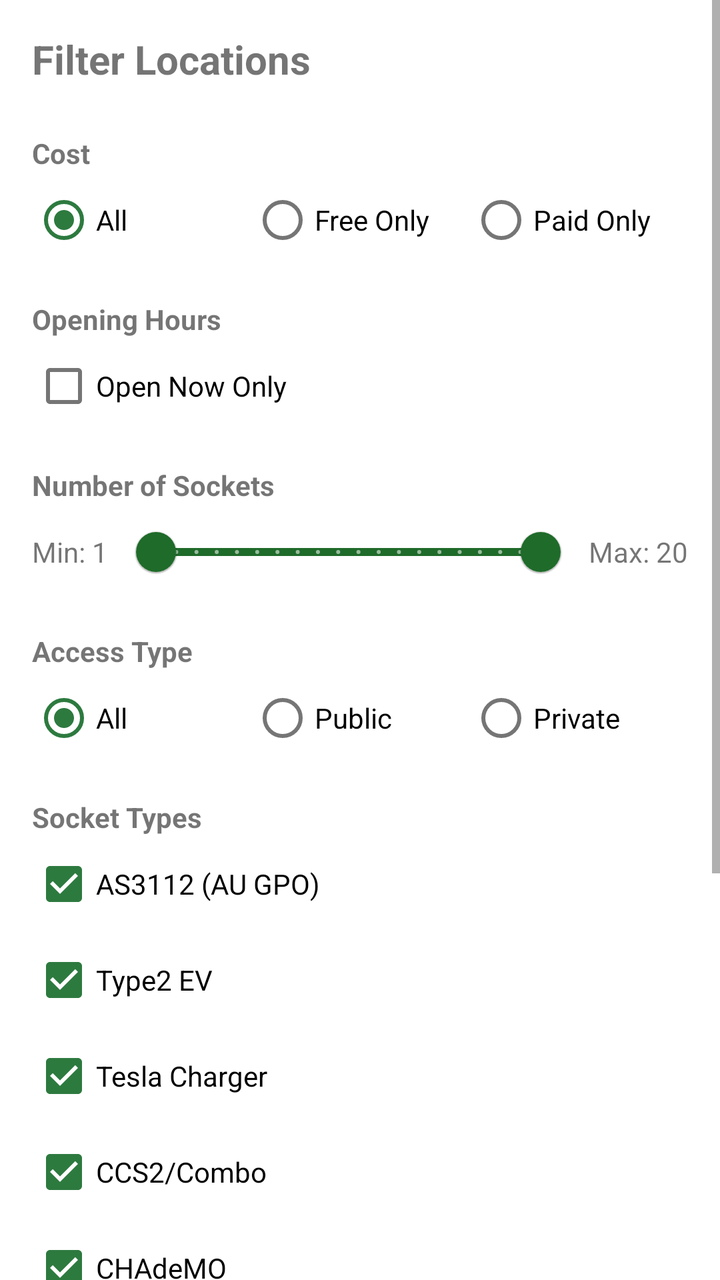
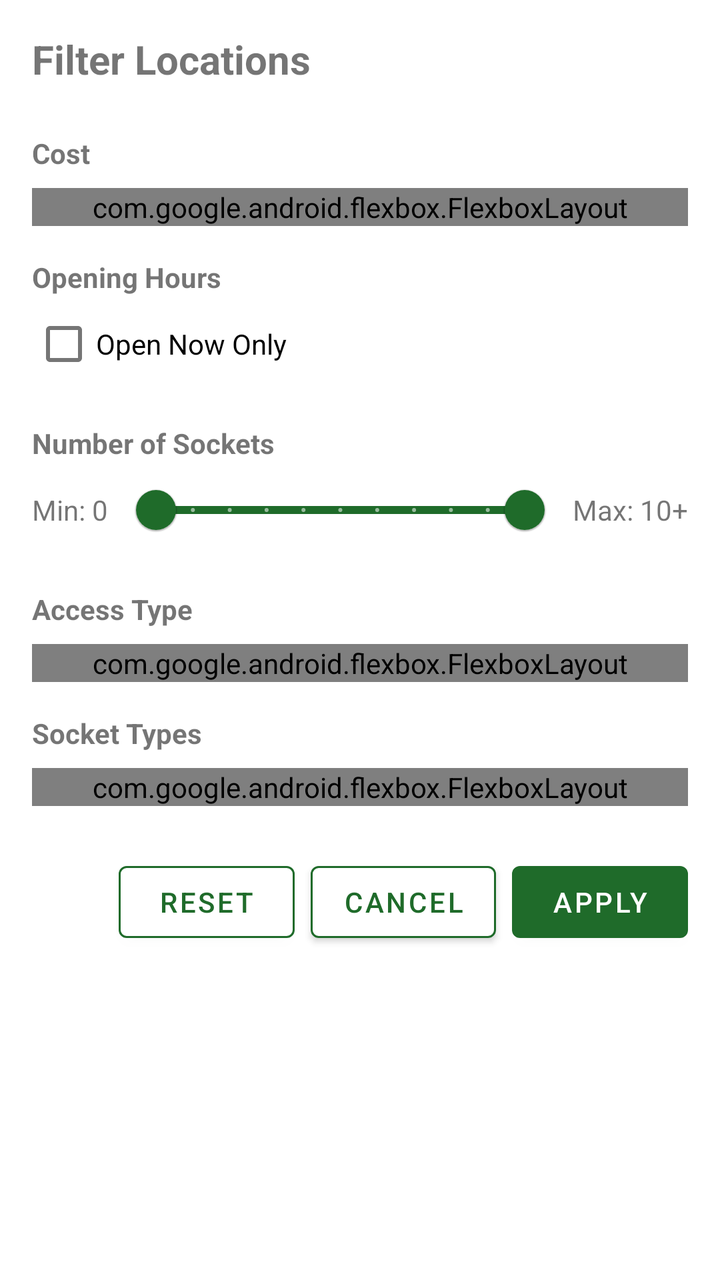

The first picture is an Android layout as it rendered before a commit; the second is the same layout after the commit. The layout source and the unified diff follow.
<!-- AndroidManifest.xml: application theme Theme.PEVPlugShare -->
<!-- res/layout/dialog_filter.xml -->
<?xml version="1.0" encoding="utf-8"?>
<ScrollView xmlns:android="http://schemas.android.com/apk/res/android"
    xmlns:app="http://schemas.android.com/apk/res-auto"
    android:layout_width="match_parent"
    android:layout_height="wrap_content"
    android:fillViewport="true">

    <LinearLayout
        android:layout_width="match_parent"
        android:layout_height="wrap_content"
        android:orientation="vertical"
        android:padding="16dp">

        <TextView
            android:layout_width="match_parent"
            android:layout_height="wrap_content"
            android:text="Filter Locations"
            android:textSize="20sp"
            android:textStyle="bold"
            android:layout_marginBottom="16dp" />

    
    <TextView
        android:layout_width="match_parent"
        android:layout_height="wrap_content"
        android:text="Cost"
        android:textSize="14sp"
        android:textStyle="bold"
        android:layout_marginTop="8dp" />

    <RadioGroup
        android:id="@+id/costFilterGroup"
        android:layout_width="match_parent"
        android:layout_height="wrap_content"
        android:orientation="horizontal">

        <RadioButton
            android:id="@+id/costAll"
            android:layout_width="0dp"
            android:layout_height="wrap_content"
            android:layout_weight="1"
            android:text="All"
            android:checked="true" />

        <RadioButton
            android:id="@+id/costFree"
            android:layout_width="0dp"
            android:layout_height="wrap_content"
            android:layout_weight="1"
            android:text="Free Only" />

        <RadioButton
            android:id="@+id/costPaid"
            android:layout_width="0dp"
            android:layout_height="wrap_content"
            android:layout_weight="1"
            android:text="Paid Only" />
    </RadioGroup>

    
    <TextView
        android:layout_width="match_parent"
        android:layout_height="wrap_content"
        android:text="Opening Hours"
        android:textSize="14sp"
        android:textStyle="bold"
        android:layout_marginTop="16dp" />

    <CheckBox
        android:id="@+id/openNowCheckbox"
        android:layout_width="match_parent"
        android:layout_height="wrap_content"
        android:text="Open Now Only" />

    
    <TextView
        android:layout_width="match_parent"
        android:layout_height="wrap_content"
        android:text="Number of Sockets"
        android:textSize="14sp"
        android:textStyle="bold"
        android:layout_marginTop="16dp" />

    <LinearLayout
        android:layout_width="match_parent"
        android:layout_height="wrap_content"
        android:orientation="horizontal"
        android:gravity="center_vertical">

        <TextView
            android:id="@+id/minSocketsLabel"
            android:layout_width="wrap_content"
            android:layout_height="wrap_content"
            android:text="Min: 1"
            android:layout_marginEnd="8dp" />

        <com.google.android.material.slider.RangeSlider
            android:id="@+id/socketsRangeSlider"
            android:layout_width="0dp"
            android:layout_height="wrap_content"
            android:layout_weight="1"
            android:valueFrom="1"
            android:valueTo="20"
            android:stepSize="1"
            app:values="@array/default_socket_range" />

        <TextView
            android:id="@+id/maxSocketsLabel"
            android:layout_width="wrap_content"
            android:layout_height="wrap_content"
            android:text="Max: 20"
            android:layout_marginStart="8dp" />
    </LinearLayout>

    
    <TextView
        android:layout_width="match_parent"
        android:layout_height="wrap_content"
        android:text="Access Type"
        android:textSize="14sp"
        android:textStyle="bold"
        android:layout_marginTop="16dp" />

    <RadioGroup
        android:id="@+id/accessFilterGroup"
        android:layout_width="match_parent"
        android:layout_height="wrap_content"
        android:orientation="horizontal">

        <RadioButton
            android:id="@+id/accessAll"
            android:layout_width="0dp"
            android:layout_height="wrap_content"
            android:layout_weight="1"
            android:text="All"
            android:checked="true" />

        <RadioButton
            android:id="@+id/accessPublic"
            android:layout_width="0dp"
            android:layout_height="wrap_content"
            android:layout_weight="1"
            android:text="Public" />

        <RadioButton
            android:id="@+id/accessPrivate"
            android:layout_width="0dp"
            android:layout_height="wrap_content"
            android:layout_weight="1"
            android:text="Private" />
    </RadioGroup>

    
    <TextView
        android:layout_width="match_parent"
        android:layout_height="wrap_content"
        android:text="Socket Types"
        android:textSize="14sp"
        android:textStyle="bold"
        android:layout_marginTop="16dp" />

    <CheckBox
        android:id="@+id/socketAS3112"
        android:layout_width="match_parent"
        android:layout_height="wrap_content"
        android:text="AS3112 (AU GPO)"
        android:checked="true" />

    <CheckBox
        android:id="@+id/socketType2"
        android:layout_width="match_parent"
        android:layout_height="wrap_content"
        android:text="Type2 EV"
        android:checked="true" />

    <CheckBox
        android:id="@+id/socketTesla"
        android:layout_width="match_parent"
        android:layout_height="wrap_content"
        android:text="Tesla Charger"
        android:checked="true" />

    <CheckBox
        android:id="@+id/socketCCS2"
        android:layout_width="match_parent"
        android:layout_height="wrap_content"
        android:text="CCS2/Combo"
        android:checked="true" />

    <CheckBox
        android:id="@+id/socketCHAdeMO"
        android:layout_width="match_parent"
        android:layout_height="wrap_content"
        android:text="CHAdeMO"
        android:checked="true" />

    <CheckBox
        android:id="@+id/socketType1"
        android:layout_width="match_parent"
        android:layout_height="wrap_content"
        android:text="Type 1 (J1772)"
        android:checked="true" />

    <CheckBox
        android:id="@+id/socketWallSocket"
        android:layout_width="match_parent"
        android:layout_height="wrap_content"
        android:text="Wall Socket (15A)"
        android:checked="true" />

    <CheckBox
        android:id="@+id/socketCaravan"
        android:layout_width="match_parent"
        android:layout_height="wrap_content"
        android:text="Caravan Plug"
        android:checked="true" />

    <CheckBox
        android:id="@+id/socketOther"
        android:layout_width="match_parent"
        android:layout_height="wrap_content"
        android:text="Other EV Charger"
        android:checked="true" />

    
    <LinearLayout
        android:layout_width="match_parent"
        android:layout_height="wrap_content"
        android:orientation="horizontal"
        android:layout_marginTop="24dp"
        android:gravity="end">

        <Button
            android:id="@+id/resetButton"
            style="@style/Widget.Material3.Button.TextButton"
            android:layout_width="wrap_content"
            android:layout_height="wrap_content"
            android:text="Reset" />

        <Button
            android:id="@+id/cancelButton"
            style="@style/Widget.Material3.Button.TextButton"
            android:layout_width="wrap_content"
            android:layout_height="wrap_content"
            android:text="Cancel"
            android:layout_marginStart="8dp" />

        <Button
            android:id="@+id/applyButton"
            android:layout_width="wrap_content"
            android:layout_height="wrap_content"
            android:text="Apply"
            android:layout_marginStart="8dp" />
    </LinearLayout>

    </LinearLayout>

</ScrollView>
<!-- resources referenced by this layout -->
<resources>
  <array name="default_socket_range">
          <item>1.0</item>
          <item>20.0</item>
      </array>
  <style name="Theme.PEVPlugShare" parent="Theme.MaterialComponents.Light.NoActionBar">
          <item name="colorPrimary">@color/md_theme_primary</item>
          <item name="colorSecondary">@color/md_theme_secondary</item>
          <item name="colorError">@color/md_theme_error</item>
      </style>
  <color name="md_theme_primary">#1f6b2a</color>
  <color name="md_theme_secondary">#2d7a3f</color>
  <color name="md_theme_error">#c00000</color>
</resources>

<!-- the commit's change to res/layout/dialog_filter.xml (unified diff, before → after) -->
@@ -28,34 +28,39 @@
         android:textStyle="bold"
         android:layout_marginTop="8dp" />
 
-    <RadioGroup
-        android:id="@+id/costFilterGroup"
-        android:layout_width="match_parent"
-        android:layout_height="wrap_content"
-        android:orientation="horizontal">
-
-        <RadioButton
-            android:id="@+id/costAll"
-            android:layout_width="0dp"
-            android:layout_height="wrap_content"
-            android:layout_weight="1"
-            android:text="All"
-            android:checked="true" />
-
-        <RadioButton
+    <com.google.android.flexbox.FlexboxLayout
+        android:layout_width="match_parent"
+        android:layout_height="wrap_content"
+        android:layout_marginTop="8dp"
+        app:flexWrap="wrap"
+        app:justifyContent="flex_start">
+
+        <TextView
             android:id="@+id/costFree"
-            android:layout_width="0dp"
-            android:layout_height="wrap_content"
-            android:layout_weight="1"
-            android:text="Free Only" />
-
-        <RadioButton
+            android:layout_width="wrap_content"
+            android:layout_height="wrap_content"
+            android:layout_margin="4dp"
+            android:background="@drawable/socket_badge_background"
+            android:clickable="true"
+            android:focusable="true"
+            android:padding="12dp"
+            android:text="Free"
+            android:textColor="@color/socket_badge_text_color"
+            android:textSize="14sp" />
+
+        <TextView
             android:id="@+id/costPaid"
-            android:layout_width="0dp"
-            android:layout_height="wrap_content"
-            android:layout_weight="1"
-            android:text="Paid Only" />
-    </RadioGroup>
+            android:layout_width="wrap_content"
+            android:layout_height="wrap_content"
+            android:layout_margin="4dp"
+            android:background="@drawable/socket_badge_background"
+            android:clickable="true"
+            android:focusable="true"
+            android:padding="12dp"
+            android:text="Paid"
+            android:textColor="@color/socket_badge_text_color"
+            android:textSize="14sp" />
+    </com.google.android.flexbox.FlexboxLayout>
 
     
     <TextView
@@ -91,7 +96,7 @@
             android:id="@+id/minSocketsLabel"
             android:layout_width="wrap_content"
             android:layout_height="wrap_content"
-            android:text="Min: 1"
+            android:text="Min: 0"
             android:layout_marginEnd="8dp" />
 
         <com.google.android.material.slider.RangeSlider
@@ -99,8 +104,8 @@
             android:layout_width="0dp"
             android:layout_height="wrap_content"
             android:layout_weight="1"
-            android:valueFrom="1"
-            android:valueTo="20"
+            android:valueFrom="0"
+            android:valueTo="10"
             android:stepSize="1"
             app:values="@array/default_socket_range" />
 
@@ -108,7 +113,7 @@
             android:id="@+id/maxSocketsLabel"
             android:layout_width="wrap_content"
             android:layout_height="wrap_content"
-            android:text="Max: 20"
+            android:text="Max: 10+"
             android:layout_marginStart="8dp" />
     </LinearLayout>
 
@@ -121,34 +126,39 @@
         android:textStyle="bold"
         android:layout_marginTop="16dp" />
 
-    <RadioGroup
-        android:id="@+id/accessFilterGroup"
-        android:layout_width="match_parent"
-        android:layout_height="wrap_content"
-        android:orientation="horizontal">
-
-        <RadioButton
-            android:id="@+id/accessAll"
-            android:layout_width="0dp"
-            android:layout_height="wrap_content"
-            android:layout_weight="1"
-            android:text="All"
-            android:checked="true" />
-
-        <RadioButton
+    <com.google.android.flexbox.FlexboxLayout
+        android:layout_width="match_parent"
+        android:layout_height="wrap_content"
+        android:layout_marginTop="8dp"
+        app:flexWrap="wrap"
+        app:justifyContent="flex_start">
+
+        <TextView
             android:id="@+id/accessPublic"
-            android:layout_width="0dp"
-            android:layout_height="wrap_content"
-            android:layout_weight="1"
-            android:text="Public" />
-
-        <RadioButton
+            android:layout_width="wrap_content"
+            android:layout_height="wrap_content"
+            android:layout_margin="4dp"
+            android:background="@drawable/socket_badge_background"
+            android:clickable="true"
+            android:focusable="true"
+            android:padding="12dp"
+            android:text="Public"
+            android:textColor="@color/socket_badge_text_color"
+            android:textSize="14sp" />
+
+        <TextView
             android:id="@+id/accessPrivate"
-            android:layout_width="0dp"
-            android:layout_height="wrap_content"
-            android:layout_weight="1"
-            android:text="Private" />
-    </RadioGroup>
+            android:layout_width="wrap_content"
+            android:layout_height="wrap_content"
+            android:layout_margin="4dp"
+            android:background="@drawable/socket_badge_background"
+            android:clickable="true"
+            android:focusable="true"
+            android:padding="12dp"
+            android:text="Private"
+            android:textColor="@color/socket_badge_text_color"
+            android:textSize="14sp" />
+    </com.google.android.flexbox.FlexboxLayout>
 
     
     <TextView
@@ -159,68 +169,141 @@
         android:textStyle="bold"
         android:layout_marginTop="16dp" />
 
-    <CheckBox
-        android:id="@+id/socketAS3112"
-        android:layout_width="match_parent"
-        android:layout_height="wrap_content"
-        android:text="AS3112 (AU GPO)"
-        android:checked="true" />
-
-    <CheckBox
-        android:id="@+id/socketType2"
-        android:layout_width="match_parent"
-        android:layout_height="wrap_content"
-        android:text="Type2 EV"
-        android:checked="true" />
-
-    <CheckBox
-        android:id="@+id/socketTesla"
-        android:layout_width="match_parent"
-        android:layout_height="wrap_content"
-        android:text="Tesla Charger"
-        android:checked="true" />
-
-    <CheckBox
-        android:id="@+id/socketCCS2"
-        android:layout_width="match_parent"
-        android:layout_height="wrap_content"
-        android:text="CCS2/Combo"
-        android:checked="true" />
-
-    <CheckBox
-        android:id="@+id/socketCHAdeMO"
-        android:layout_width="match_parent"
-        android:layout_height="wrap_content"
-        android:text="CHAdeMO"
-        android:checked="true" />
-
-    <CheckBox
-        android:id="@+id/socketType1"
-        android:layout_width="match_parent"
-        android:layout_height="wrap_content"
-        android:text="Type 1 (J1772)"
-        android:checked="true" />
-
-    <CheckBox
-        android:id="@+id/socketWallSocket"
-        android:layout_width="match_parent"
-        android:layout_height="wrap_content"
-        android:text="Wall Socket (15A)"
-        android:checked="true" />
-
-    <CheckBox
-        android:id="@+id/socketCaravan"
-        android:layout_width="match_parent"
-        android:layout_height="wrap_content"
-        android:text="Caravan Plug"
-        android:checked="true" />
-
-    <CheckBox
-        android:id="@+id/socketOther"
-        android:layout_width="match_parent"
-        android:layout_height="wrap_content"
-        android:text="Other EV Charger"
-        android:checked="true" />
+    <com.google.android.flexbox.FlexboxLayout
+        android:layout_width="match_parent"
+        android:layout_height="wrap_content"
+        app:flexWrap="wrap"
+        app:alignItems="flex_start"
+        app:alignContent="flex_start"
+        android:layout_marginTop="8dp">
+
+        <TextView
+            android:id="@+id/socketAS3112"
+            android:layout_width="wrap_content"
+            android:layout_height="wrap_content"
+            android:text="AS3112 (AU GPO)"
+            android:background="@drawable/socket_badge_background"
+            android:textColor="@color/socket_badge_text_color"
+            android:paddingHorizontal="12dp"
+            android:paddingVertical="6dp"
+            android:layout_margin="4dp"
+            android:clickable="true"
+            android:focusable="true"
+            android:textSize="12sp" />
+
+        <TextView
+            android:id="@+id/socketType2"
+            android:layout_width="wrap_content"
+            android:layout_height="wrap_content"
+            android:text="Type2 EV"
+            android:background="@drawable/socket_badge_background"
+            android:textColor="@color/socket_badge_text_color"
+            android:paddingHorizontal="12dp"
+            android:paddingVertical="6dp"
+            android:layout_margin="4dp"
+            android:clickable="true"
+            android:focusable="true"
+            android:textSize="12sp" />
+
+        <TextView
+            android:id="@+id/socketTesla"
+            android:layout_width="wrap_content"
+            android:layout_height="wrap_content"
+            android:text="Tesla"
+            android:background="@drawable/socket_badge_background"
+            android:textColor="@color/socket_badge_text_color"
+            android:paddingHorizontal="12dp"
+            android:paddingVertical="6dp"
+            android:layout_margin="4dp"
+            android:clickable="true"
+            android:focusable="true"
+            android:textSize="12sp" />
+
+        <TextView
+            android:id="@+id/socketCCS2"
+            android:layout_width="wrap_content"
+            android:layout_height="wrap_content"
+            android:text="CCS2/Combo"
+            android:background="@drawable/socket_badge_background"
+            android:textColor="@color/socket_badge_text_color"
+            android:paddingHorizontal="12dp"
+            android:paddingVertical="6dp"
+            android:layout_margin="4dp"
+            android:clickable="true"
+            android:focusable="true"
+            android:textSize="12sp" />
+
+        <TextView
+            android:id="@+id/socketCHAdeMO"
+            android:layout_width="wrap_content"
+            android:layout_height="wrap_content"
+            android:text="CHAdeMO"
+            android:background="@drawable/socket_badge_background"
+            android:textColor="@color/socket_badge_text_color"
+            android:paddingHorizontal="12dp"
+            android:paddingVertical="6dp"
+            android:layout_margin="4dp"
+            android:clickable="true"
+            android:focusable="true"
+            android:textSize="12sp" />
+
+        <TextView
+            android:id="@+id/socketType1"
+            android:layout_width="wrap_content"
+            android:layout_height="wrap_content"
+            android:text="Type 1 (J1772)"
+            android:background="@drawable/socket_badge_background"
+            android:textColor="@color/socket_badge_text_color"
+            android:paddingHorizontal="12dp"
+            android:paddingVertical="6dp"
+            android:layout_margin="4dp"
+            android:clickable="true"
+            android:focusable="true"
+            android:textSize="12sp" />
+
+        <TextView
+            android:id="@+id/socketWallSocket"
+            android:layout_width="wrap_content"
+            android:layout_height="wrap_content"
+            android:text="Wall Socket (15A)"
+            android:background="@drawable/socket_badge_background"
+            android:textColor="@color/socket_badge_text_color"
+            android:paddingHorizontal="12dp"
+            android:paddingVertical="6dp"
+            android:layout_margin="4dp"
+            android:clickable="true"
+            android:focusable="true"
+            android:textSize="12sp" />
+
+        <TextView
+            android:id="@+id/socketCaravan"
+            android:layout_width="wrap_content"
+            android:layout_height="wrap_content"
+            android:text="Caravan Plug"
+            android:background="@drawable/socket_badge_background"
+            android:textColor="@color/socket_badge_text_color"
+            android:paddingHorizontal="12dp"
+            android:paddingVertical="6dp"
+            android:layout_margin="4dp"
+            android:clickable="true"
+            android:focusable="true"
+            android:textSize="12sp" />
+
+        <TextView
+            android:id="@+id/socketOther"
+            android:layout_width="wrap_content"
+            android:layout_height="wrap_content"
+            android:text="Other EV"
+            android:background="@drawable/socket_badge_background"
+            android:textColor="@color/socket_badge_text_color"
+            android:paddingHorizontal="12dp"
+            android:paddingVertical="6dp"
+            android:layout_margin="4dp"
+            android:clickable="true"
+            android:focusable="true"
+            android:textSize="12sp" />
+
+    </com.google.android.flexbox.FlexboxLayout>
 
     
     <LinearLayout
@@ -230,20 +313,26 @@
         android:layout_marginTop="24dp"
         android:gravity="end">
 
-        <Button
+        <com.google.android.material.button.MaterialButton
             android:id="@+id/resetButton"
-            style="@style/Widget.Material3.Button.TextButton"
-            android:layout_width="wrap_content"
-            android:layout_height="wrap_content"
-            android:text="Reset" />
-
-        <Button
+            android:layout_width="wrap_content"
+            android:layout_height="wrap_content"
+            android:text="Reset"
+            android:backgroundTint="@android:color/white"
+            android:textColor="@color/md_theme_primary"
+            app:strokeColor="@color/md_theme_primary"
+            app:strokeWidth="1dp" />
+
+        <com.google.android.material.button.MaterialButton
             android:id="@+id/cancelButton"
-            style="@style/Widget.Material3.Button.TextButton"
             android:layout_width="wrap_content"
             android:layout_height="wrap_content"
             android:text="Cancel"
-            android:layout_marginStart="8dp" />
+            android:layout_marginStart="8dp"
+            android:backgroundTint="@android:color/white"
+            android:textColor="@color/md_theme_primary"
+            app:strokeColor="@color/md_theme_primary"
+            app:strokeWidth="1dp" />
 
         <Button
             android:id="@+id/applyButton"
<!-- resource entries referenced after the edit -->
@@ -1,15 +1,37 @@
 <!-- resources referenced by this layout -->
 <resources>
   <array name="default_socket_range">
-          <item>1.0</item>
-          <item>20.0</item>
+          <item>0.0</item>
+          <item>10.0</item>
       </array>
   <style name="Theme.PEVPlugShare" parent="Theme.MaterialComponents.Light.NoActionBar">
           <item name="colorPrimary">@color/md_theme_primary</item>
           <item name="colorSecondary">@color/md_theme_secondary</item>
           <item name="colorError">@color/md_theme_error</item>
       </style>
+  <color name="md_theme_on_surface_variant">#726f78</color>
   <color name="md_theme_primary">#1f6b2a</color>
+  <!-- drawable socket_badge_background (drawable) -->
+  <?xml version="1.0" encoding="utf-8"?>
+  <selector xmlns:android="http://schemas.android.com/apk/res/android">
+      
+      <item android:state_selected="true">
+          <shape android:shape="rectangle">
+              <solid android:color="@color/md_theme_primary"/>
+              <corners android:radius="16dp"/>
+              <padding android:left="12dp" android:right="12dp" android:top="6dp" android:bottom="6dp"/>
+          </shape>
+      </item>
+      
+      <item>
+          <shape android:shape="rectangle">
+              <solid android:color="@android:color/transparent"/>
+              <stroke android:width="1dp" android:color="@color/md_theme_on_surface_variant"/>
+              <corners android:radius="16dp"/>
+              <padding android:left="12dp" android:right="12dp" android:top="6dp" android:bottom="6dp"/>
+          </shape>
+      </item>
+  </selector>
   <color name="md_theme_secondary">#2d7a3f</color>
   <color name="md_theme_error">#c00000</color>
 </resources>
